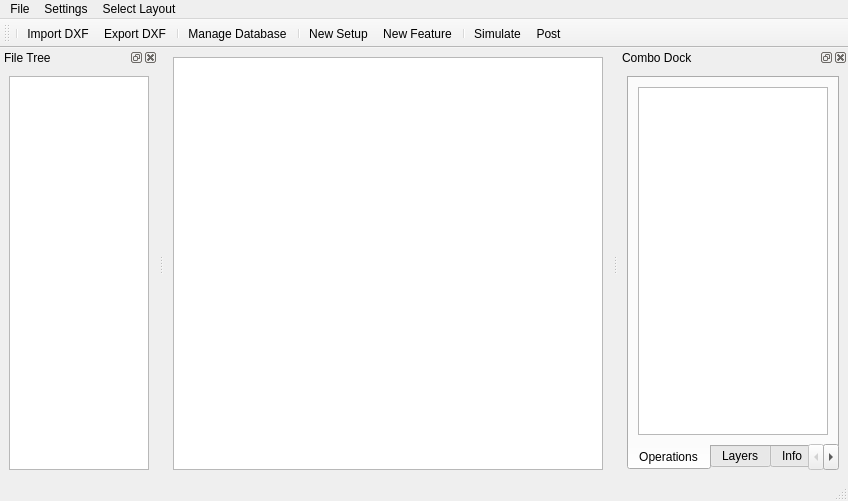
Before: the Qt Designer form designer/camo_main_window.ui in JonRob812/CAMOnion, drawn with Qt 5.
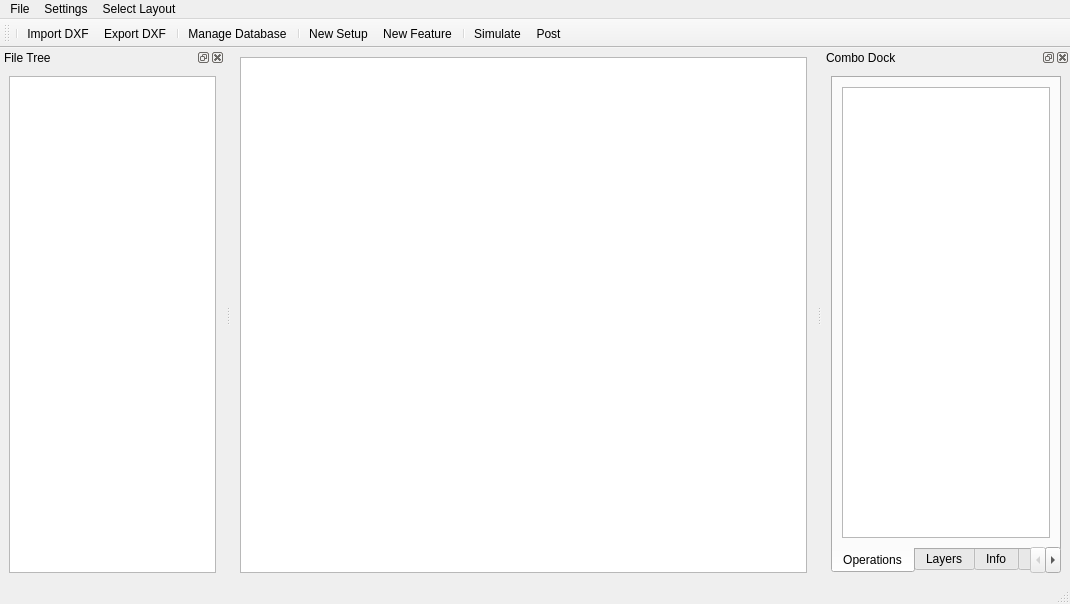
After: the same form once the commit is applied. Custom widgets are drawn as their Qt base class.

Commit message: save and open camo file

What changed in the file:
```diff
--- a/designer/camo_main_window.ui
+++ b/designer/camo_main_window.ui
@@ -6,8 +6,8 @@
    <rect>
     <x>0</x>
     <y>0</y>
-    <width>848</width>
-    <height>501</height>
+    <width>1070</width>
+    <height>604</height>
    </rect>
   </property>
   <property name="windowTitle">
@@ -25,7 +25,7 @@
       </property>
       <property name="minimumSize">
        <size>
-        <width>430</width>
+        <width>567</width>
         <height>0</height>
        </size>
       </property>
@@ -44,8 +44,8 @@
     <rect>
      <x>0</x>
      <y>0</y>
-     <width>848</width>
-     <height>20</height>
+     <width>1070</width>
+     <height>21</height>
     </rect>
    </property>
    <widget class="QMenu" name="menuSettings">
@@ -108,8 +108,8 @@
   <widget class="QDockWidget" name="dockWidget_2">
    <property name="minimumSize">
     <size>
-     <width>179</width>
-     <height>170</height>
+     <width>218</width>
+     <height>205</height>
     </size>
    </property>
    <property name="maximumSize">
```
Left out of the diff: 6 changed lines with no effect on the pictures. The commit also changes 23 other files.
